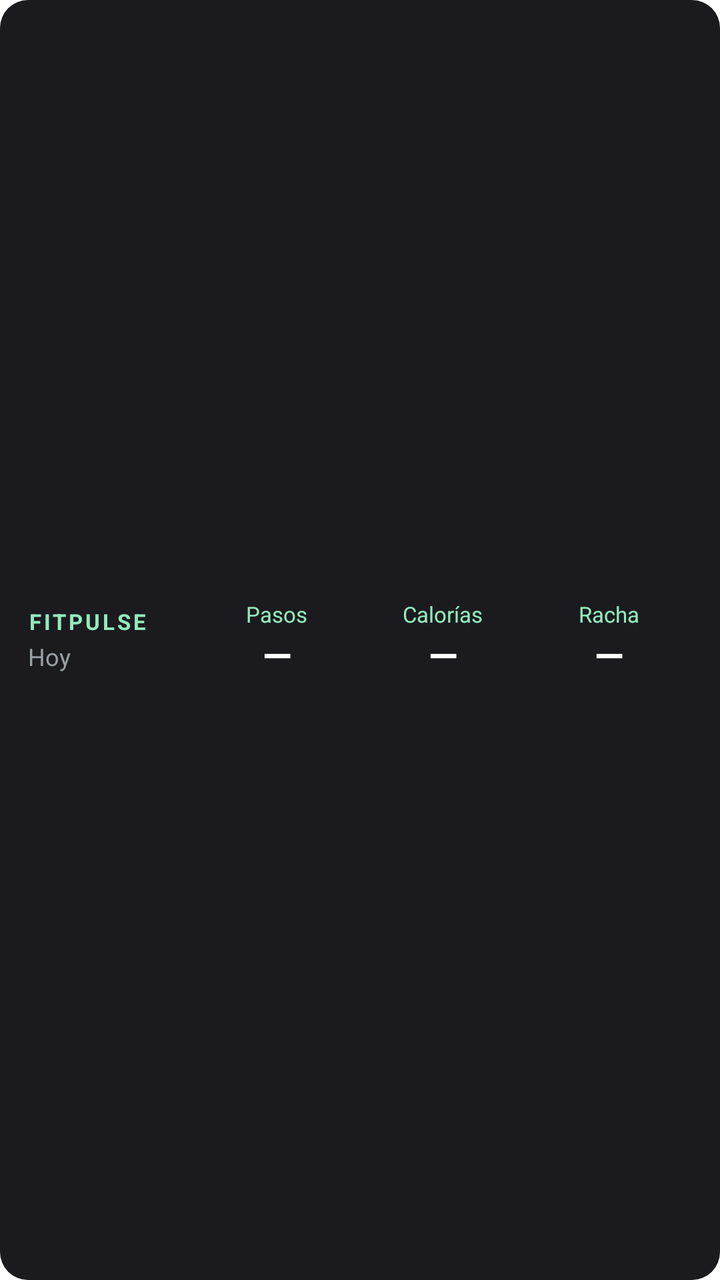
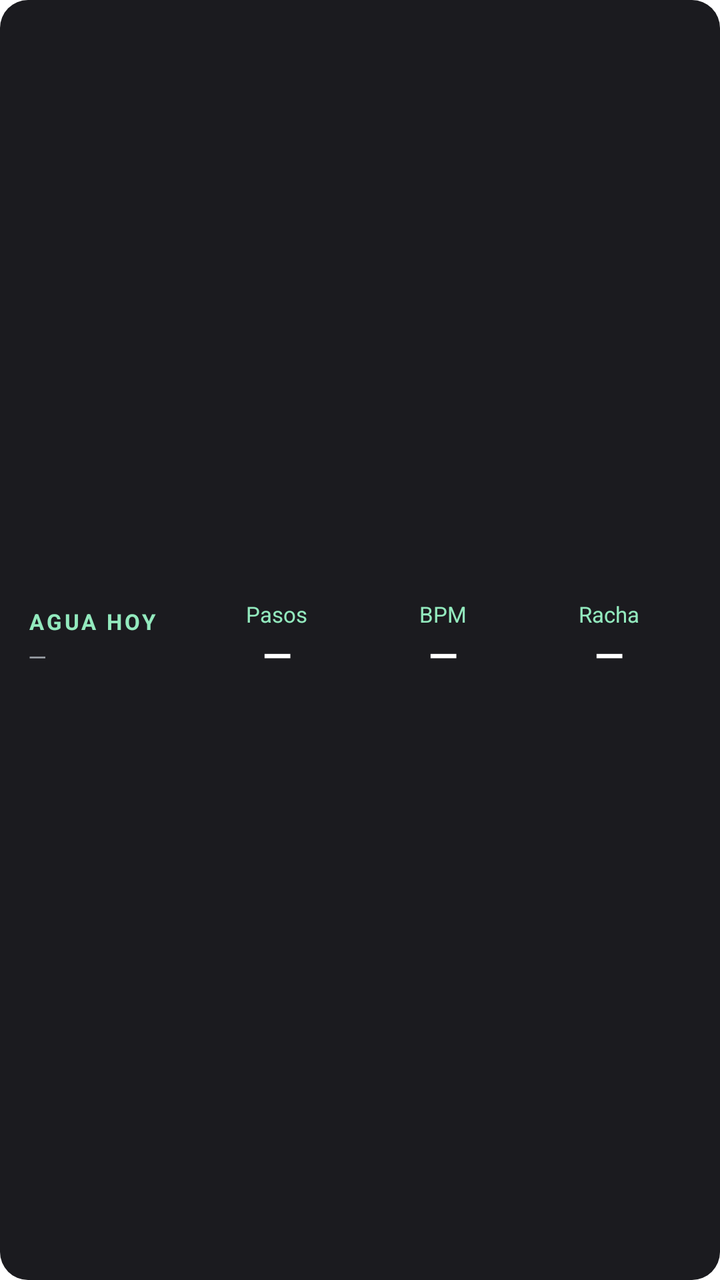

Two renders of the same Android screen: before a commit and after it. Below are the layout's source before the change and the commit's diff.
<!-- AndroidManifest.xml: fallback theme Theme.MaterialComponents.DayNight.NoActionBar -->
<!-- res/layout/home_widget_layout.xml -->
<?xml version="1.0" encoding="utf-8"?>
<LinearLayout xmlns:android="http://schemas.android.com/apk/res/android"
    android:id="@+id/w_root"
    android:layout_width="match_parent"
    android:layout_height="match_parent"
    android:background="@drawable/widget_bg"
    android:orientation="horizontal"
    android:gravity="center_vertical"
    android:paddingLeft="14dp"
    android:paddingRight="14dp"
    android:paddingTop="10dp"
    android:paddingBottom="10dp">

    <LinearLayout
        android:layout_width="0dp"
        android:layout_height="match_parent"
        android:layout_weight="1"
        android:orientation="vertical"
        android:gravity="center_vertical">

        <TextView
            android:id="@+id/w_titulo"
            android:layout_width="wrap_content"
            android:layout_height="wrap_content"
            android:text="FITPULSE"
            android:textColor="#FF93EABE"
            android:textSize="11sp"
            android:textStyle="bold"
            android:letterSpacing="0.12" />

        <TextView
            android:id="@+id/w_subtitulo"
            android:layout_width="wrap_content"
            android:layout_height="wrap_content"
            android:layout_marginTop="2dp"
            android:text="Hoy"
            android:textColor="#FF9AA0A6"
            android:textSize="12sp" />
    </LinearLayout>

    <LinearLayout
        android:layout_width="0dp"
        android:layout_height="match_parent"
        android:layout_weight="1"
        android:orientation="vertical"
        android:gravity="center">

        <TextView
            android:id="@+id/w_pasos_label"
            android:layout_width="wrap_content"
            android:layout_height="wrap_content"
            android:text="Pasos"
            android:textColor="#FF93EABE"
            android:textSize="11sp" />

        <TextView
            android:id="@+id/w_pasos"
            android:layout_width="wrap_content"
            android:layout_height="wrap_content"
            android:text="—"
            android:textColor="#FFFFFFFF"
            android:textSize="19sp"
            android:textStyle="bold" />
    </LinearLayout>

    <LinearLayout
        android:layout_width="0dp"
        android:layout_height="match_parent"
        android:layout_weight="1"
        android:orientation="vertical"
        android:gravity="center">

        <TextView
            android:id="@+id/w_calorias_label"
            android:layout_width="wrap_content"
            android:layout_height="wrap_content"
            android:text="Calorías"
            android:textColor="#FF93EABE"
            android:textSize="11sp" />

        <TextView
            android:id="@+id/w_calorias"
            android:layout_width="wrap_content"
            android:layout_height="wrap_content"
            android:text="—"
            android:textColor="#FFFFFFFF"
            android:textSize="19sp"
            android:textStyle="bold" />
    </LinearLayout>

    <LinearLayout
        android:layout_width="0dp"
        android:layout_height="match_parent"
        android:layout_weight="1"
        android:orientation="vertical"
        android:gravity="center">

        <TextView
            android:id="@+id/w_racha_label"
            android:layout_width="wrap_content"
            android:layout_height="wrap_content"
            android:text="Racha"
            android:textColor="#FF93EABE"
            android:textSize="11sp" />

        <TextView
            android:id="@+id/w_racha"
            android:layout_width="wrap_content"
            android:layout_height="wrap_content"
            android:text="—"
            android:textColor="#FFFFFFFF"
            android:textSize="19sp"
            android:textStyle="bold" />
    </LinearLayout>
</LinearLayout>
<!-- resources referenced by this layout -->
<resources>
  <!-- drawable widget_bg (drawable) -->
  <shape xmlns:android="http://schemas.android.com/apk/res/android"
      android:shape="rectangle">
      <solid android:color="#FF1B1B1F" />
      <corners android:radius="14dp" />
  </shape>
</resources>

<!-- the commit's change to res/layout/home_widget_layout.xml (unified diff, before → after) -->
@@ -22,7 +22,7 @@
             android:id="@+id/w_titulo"
             android:layout_width="wrap_content"
             android:layout_height="wrap_content"
-            android:text="FITPULSE"
+            android:text="AGUA HOY"
             android:textColor="#FF93EABE"
             android:textSize="11sp"
             android:textStyle="bold"
@@ -33,7 +33,7 @@
             android:layout_width="wrap_content"
             android:layout_height="wrap_content"
             android:layout_marginTop="2dp"
-            android:text="Hoy"
+            android:text="—"
             android:textColor="#FF9AA0A6"
             android:textSize="12sp" />
     </LinearLayout>
@@ -71,15 +71,15 @@
         android:gravity="center">
 
         <TextView
-            android:id="@+id/w_calorias_label"
+            android:id="@+id/w_bpm_label"
             android:layout_width="wrap_content"
             android:layout_height="wrap_content"
-            android:text="Calorías"
+            android:text="BPM"
             android:textColor="#FF93EABE"
             android:textSize="11sp" />
 
         <TextView
-            android:id="@+id/w_calorias"
+            android:id="@+id/w_bpm"
             android:layout_width="wrap_content"
             android:layout_height="wrap_content"
             android:text="—"
